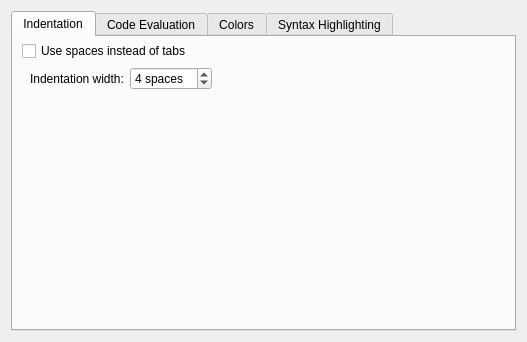
Before: the Qt Designer form editors/sc-ide/forms/settings_editor.ui in supercollider/supercollider, drawn with Qt 5.
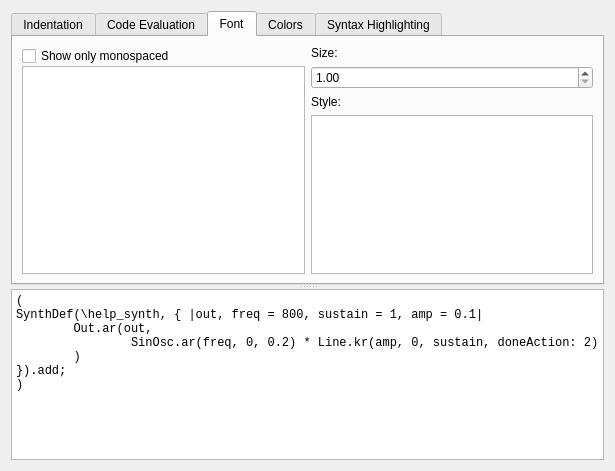
After: the same form once the commit is applied. The open tabs and pages were chosen to show the change. Custom widgets are drawn as their Qt base class.

Commit message: sc ide: implement font settings

What changed in the file:
```diff
--- a/editors/sc-ide/forms/settings_editor.ui
+++ b/editors/sc-ide/forms/settings_editor.ui
@@ -6,8 +6,8 @@
    <rect>
     <x>0</x>
     <y>0</y>
-    <width>527</width>
-    <height>342</height>
+    <width>615</width>
+    <height>471</height>
    </rect>
   </property>
   <property name="windowTitle">
@@ -15,7 +15,11 @@
   </property>
   <layout class="QVBoxLayout" name="verticalLayout">
    <item>
-    <widget class="QTabWidget" name="tabWidget">
+    <widget class="QSplitter" name="splitter">
+     <property name="orientation">
+      <enum>Qt::Vertical</enum>
+     </property>
+     <widget class="QTabWidget" name="tabs">
      <property name="currentIndex">
       <number>2</number>
      </property>
@@ -27,9 +31,6 @@
        <string>Indentation</string>
       </attribute>
       <layout class="QVBoxLayout" name="verticalLayout_3">
-       <property name="topMargin">
-        <number>4</number>
-       </property>
        <item>
         <widget class="QCheckBox" name="spaceIndent">
          <property name="text">
@@ -125,6 +126,64 @@
        </item>
       </layout>
      </widget>
+      <widget class="QWidget" name="fontTab">
+       <attribute name="title">
+        <string>Font</string>
+       </attribute>
+       <layout class="QHBoxLayout" name="horizontalLayout_2">
+        <item>
+         <layout class="QVBoxLayout" name="verticalLayout_5">
+          <property name="spacing">
+           <number>0</number>
+          </property>
+          <item>
+           <widget class="QCheckBox" name="onlyMonoFonts">
+            <property name="text">
+             <string>Show only monospaced</string>
+            </property>
+           </widget>
+          </item>
+          <item>
+           <widget class="QListWidget" name="fontList"/>
+          </item>
+         </layout>
+        </item>
+        <item>
+         <layout class="QVBoxLayout" name="verticalLayout_6">
+          <item>
+           <widget class="QLabel" name="label_10">
+            <property name="text">
+             <string>Size:</string>
+            </property>
+           </widget>
+          </item>
+          <item>
+           <widget class="QDoubleSpinBox" name="fontSize">
+            <property name="sizePolicy">
+             <sizepolicy hsizetype="Minimum" vsizetype="Fixed">
+              <horstretch>1</horstretch>
+              <verstretch>0</verstretch>
+             </sizepolicy>
+            </property>
+            <property name="minimum">
+             <double>1.000000000000000</double>
+            </property>
+           </widget>
+          </item>
+          <item>
+           <widget class="QLabel" name="label_9">
+            <property name="text">
+             <string>Style:</string>
+            </property>
+           </widget>
+          </item>
+          <item>
+           <widget class="QListWidget" name="fontStyle"/>
+          </item>
+         </layout>
+        </item>
+       </layout>
+      </widget>
      <widget class="QWidget" name="tab_4">
       <attribute name="title">
        <string>Colors</string>
@@ -219,6 +278,27 @@
       </layout>
      </widget>
     </widget>
+     <widget class="ScIDE::CodeEditor" name="fontPreview">
+      <property name="font">
+       <font>
+        <family>Monospace</family>
+        <italic>false</italic>
+       </font>
+      </property>
+      <property name="plainText">
+       <string>(
+SynthDef(\help_synth, { |out, freq = 800, sustain = 1, amp = 0.1|
+        Out.ar(out,
+                SinOsc.ar(freq, 0, 0.2) * Line.kr(amp, 0, sustain, doneAction: 2)
+        )
+}).add;
+)</string>
+      </property>
+      <property name="tabStopWidth">
+       <number>20</number>
+      </property>
+     </widget>
+    </widget>
    </item>
   </layout>
  </widget>
@@ -233,6 +313,11 @@
    <extends>QLabel</extends>
    <header>color_widget.hpp</header>
   </customwidget>
+  <customwidget>
+   <class>ScIDE::CodeEditor</class>
+   <extends>QPlainTextEdit</extends>
+   <header>code_editor/editor.hpp</header>
+  </customwidget>
  </customwidgets>
  <resources/>
  <connections/>
```
Left out of the diff: 2 changed lines with no effect on the pictures. Lines whose indentation alone changed are shown as unchanged. The commit also changes 6 other files.
